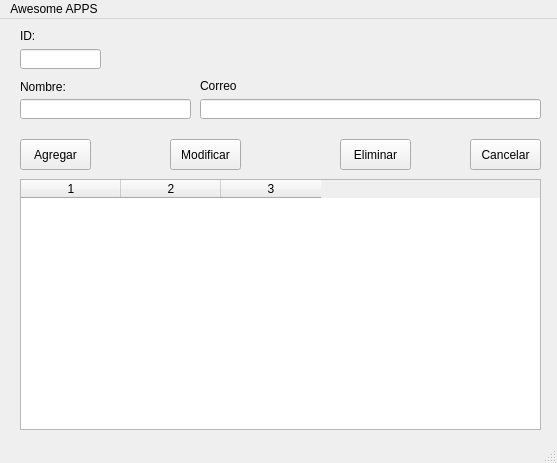
This is ventana.ui in glitchaka/CRUD-With--python--pyqt5--and-SQLite3 as Qt 5 draws it before an edit. The edited form follows.
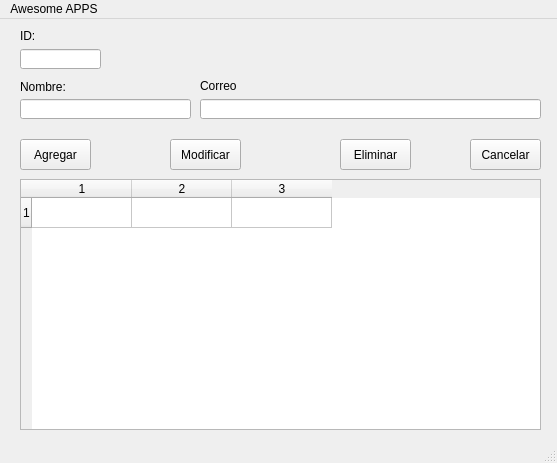
This is the edited form.

```diff
--- a/ventana.ui
+++ b/ventana.ui
@@ -75,9 +75,13 @@
       <height>251</height>
      </rect>
     </property>
+    <property name="rowCount">
+     <number>1</number>
+    </property>
     <property name="columnCount">
      <number>3</number>
     </property>
+    <row/>
     <column/>
     <column/>
     <column/>
```
